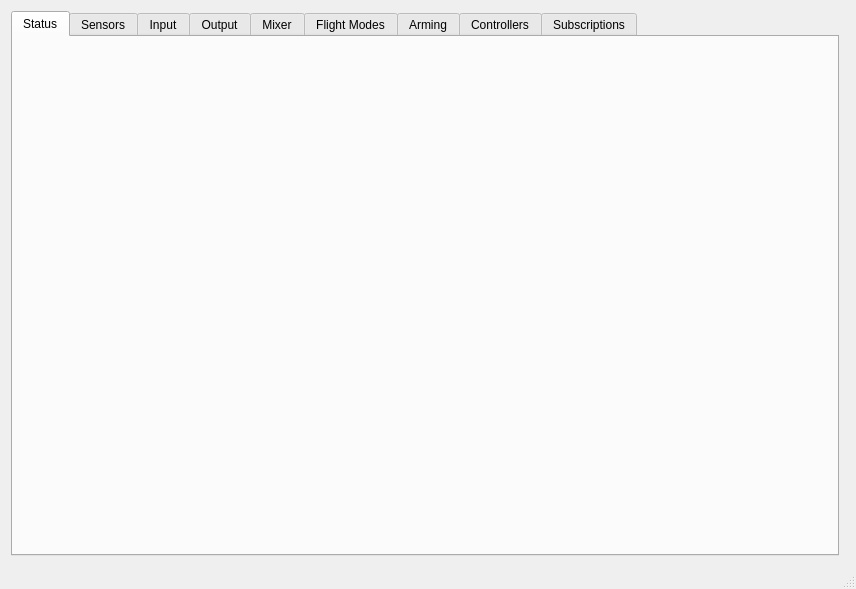
korken89/kfly_gui, file mainwindow.ui: the form before one commit.
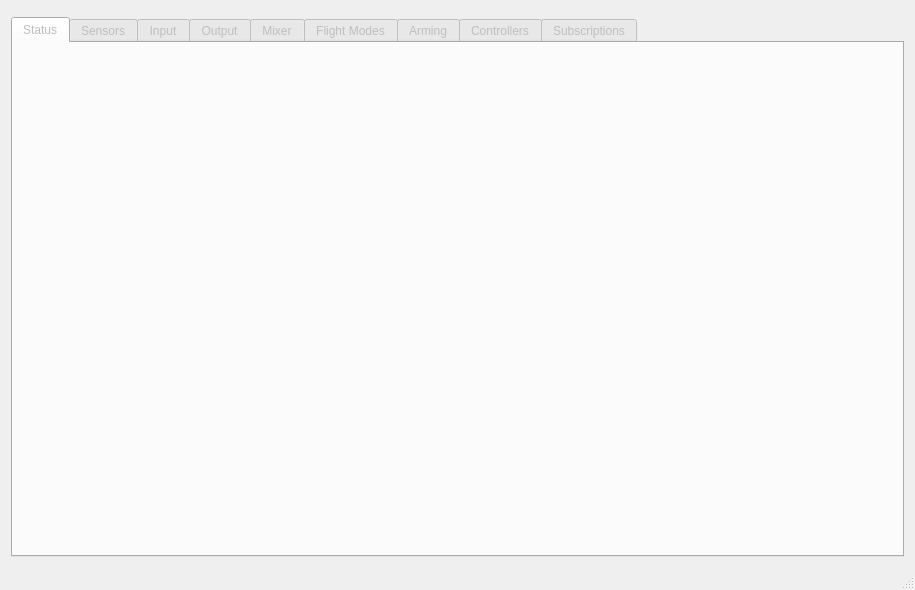
The form after the commit. Custom widgets are drawn as their Qt base class.

Commit message: Fixed with connect widget

```diff
--- a/mainwindow.ui
+++ b/mainwindow.ui
@@ -6,17 +6,23 @@
    <rect>
     <x>0</x>
     <y>0</y>
-    <width>856</width>
-    <height>589</height>
+    <width>915</width>
+    <height>590</height>
    </rect>
   </property>
   <property name="windowTitle">
    <string>MainWindow</string>
   </property>
   <widget class="QWidget" name="centralWidget">
-   <layout class="QHBoxLayout" name="horizontalLayout_2">
+   <layout class="QVBoxLayout" name="verticalLayout">
+    <item>
+     <widget class="ui_connect" name="widget" native="true"/>
+    </item>
     <item>
      <widget class="QTabWidget" name="tabWidget">
+      <property name="enabled">
+       <bool>false</bool>
+      </property>
       <property name="currentIndex">
        <number>0</number>
       </property>
@@ -67,9 +73,6 @@
       </widget>
      </widget>
     </item>
-    <item>
-     <widget class="ui_connect" name="widget" native="true"/>
-    </item>
    </layout>
   </widget>
   <widget class="QMenuBar" name="menuBar">
@@ -77,7 +80,7 @@
     <rect>
      <x>0</x>
      <y>0</y>
-     <width>856</width>
+     <width>915</width>
      <height>21</height>
     </rect>
    </property>
```
The commit also changes 1 other file.
